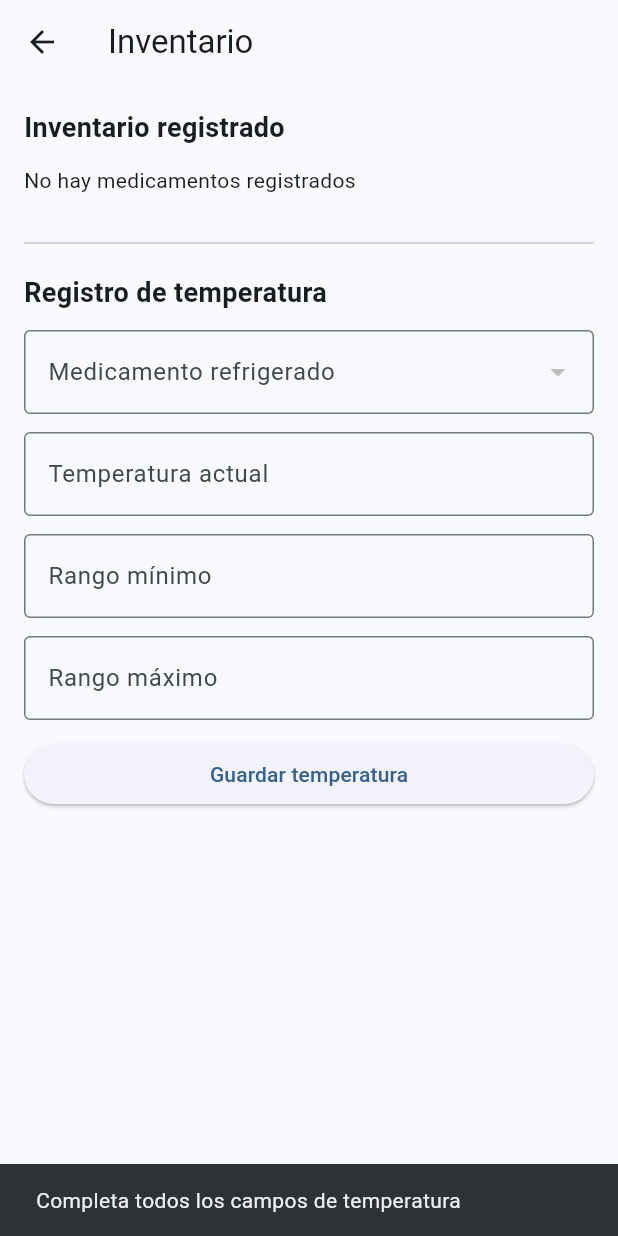
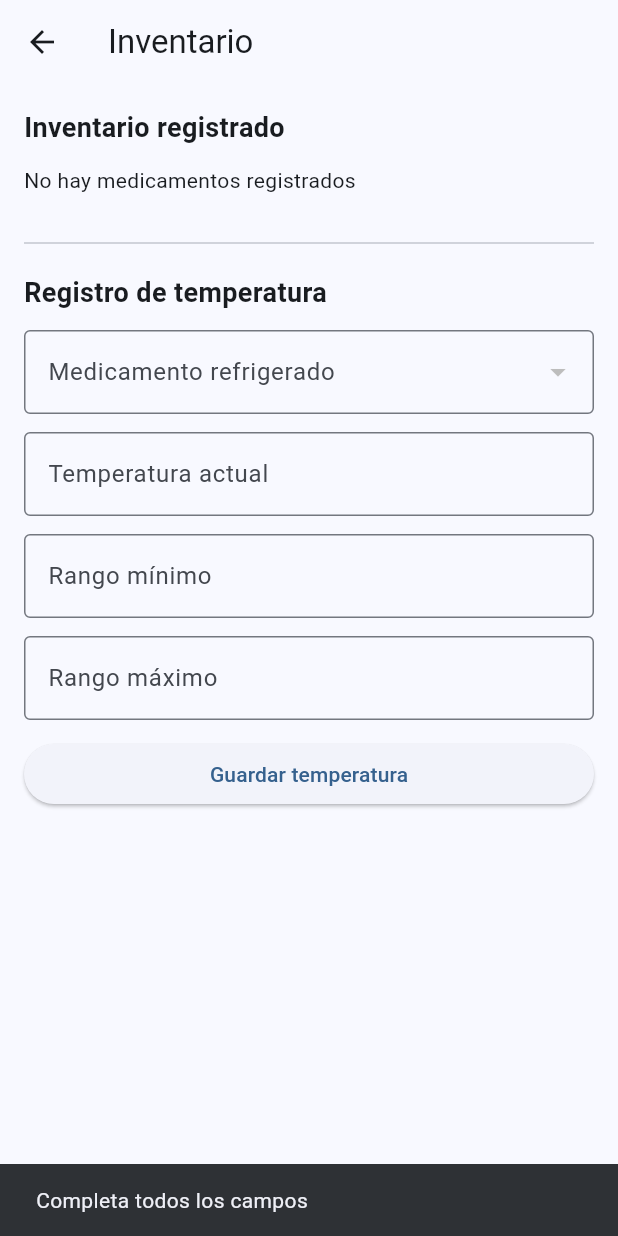
Before and after one commit to juand0825/Rebajon-USC, a Flutter app: the InventarioView screen opened directly, after a tap on "Guardar temperatura", on a phone screen of 412 x 824 dp. Run offline on Flutter 3.47's test engine with Material 3 defaults, Android fonts, the phone set to English and light mode, and no system bars; missing offline and left inert: mysql_client.

Commit message:
Hecho Temperatura

```diff
--- a/flutter_proyect_rebajaon_app/lib/View/inventario_view.dart
+++ b/flutter_proyect_rebajaon_app/lib/View/inventario_view.dart
@@ -1,6 +1,7 @@
 import 'package:flutter/material.dart';
 import '../DAO/medicamento_dao.dart';
 import '../models/medicamento_model.dart';
+import '../Controllers/temperatura_controller.dart';
 
 class InventarioView extends StatefulWidget {
   const InventarioView({super.key});
@@ -11,6 +12,7 @@ class InventarioView extends StatefulWidget {
 
 class _InventarioViewState extends State<InventarioView> {
   final medicamentoDao = MedicamentoDao();
+  final temperaturaController = TemperaturaController();
 
   List<MedicamentoModel> medicamentos = [];
   bool cargando = true;
@@ -38,7 +40,7 @@ class _InventarioViewState extends State<InventarioView> {
         cargando = false;
       });
 
-      mostrarMensaje("Error al cargar inventario");
+      mostrarMensaje("Error al cargar inventario: $e");
     }
   }
 
@@ -52,7 +54,7 @@ class _InventarioViewState extends State<InventarioView> {
     ).showSnackBar(SnackBar(content: Text(mensaje)));
   }
 
-  void guardarTemperatura() {
+  Future<void> guardarTemperatura() async {
     final incompleto =
         medicamentoSeleccionado == null ||
         temperaturaCtrl.text.isEmpty ||
@@ -60,7 +62,7 @@ class _InventarioViewState extends State<InventarioView> {
         rangoMaxCtrl.text.isEmpty;
 
     if (incompleto) {
-      mostrarMensaje("Completa todos los campos de temperatura");
+      mostrarMensaje("Completa todos los campos");
       return;
     }
 
@@ -68,29 +70,34 @@ class _InventarioViewState extends State<InventarioView> {
     final rangoMin = double.tryParse(rangoMinCtrl.text);
     final rangoMax = double.tryParse(rangoMaxCtrl.text);
 
-    final numerosInvalidos =
-        temperatura == null || rangoMin == null || rangoMax == null;
-
-    if (numerosInvalidos) {
+    if (temperatura == null || rangoMin == null || rangoMax == null) {
       mostrarMensaje("La temperatura y los rangos deben ser números");
       return;
     }
+
+    try {
+      await temperaturaController.guardarTemperatura(
+        idMedicamento: medicamentoSeleccionado!.id!,
+        temperatura: temperatura,
+        rangoMin: rangoMin,
+        rangoMax: rangoMax,
+      );
 
       final fueraDeRango = temperatura < rangoMin || temperatura > rangoMax;
 
       mostrarMensaje(
         fueraDeRango
             ? "Temperatura fuera de rango"
-          : "Temperatura registrada correctamente",
+            : "Temperatura guardada correctamente",
       );
 
       temperaturaCtrl.clear();
       rangoMinCtrl.clear();
       rangoMaxCtrl.clear();
-
-    setState(() {
-      medicamentoSeleccionado = null;
-    });
+      setState(() => medicamentoSeleccionado = null);
+    } catch (e) {
+      mostrarMensaje("Error al guardar temperatura: $e");
+    }
   }
 
   Widget campo(String texto, TextEditingController controlador) {
--- a/flutter_proyect_rebajaon_app/lib/models/temperatura_model.dart
+++ b/flutter_proyect_rebajaon_app/lib/models/temperatura_model.dart
@@ -0,0 +1,31 @@
+class TemperaturaModel {
+  final int? id;
+  final String? creaTime;
+  final int idMedicamento;
+  final double temperatura;
+  final double rangoMin;
+  final double rangoMax;
+  final bool fueraDeRango;
+
+  TemperaturaModel({
+    this.id,
+    this.creaTime,
+    required this.idMedicamento,
+    required this.temperatura,
+    required this.rangoMin,
+    required this.rangoMax,
+    required this.fueraDeRango,
+  });
+
+  factory TemperaturaModel.fromMap(Map<String, dynamic> map) {
+    return TemperaturaModel(
+      id: int.parse(map['id'].toString()),
+      creaTime: map['creaTime']?.toString(),
+      idMedicamento: int.parse(map['id_medicamento'].toString()),
+      temperatura: double.parse(map['temperatura'].toString()),
+      rangoMin: double.parse(map['rango_min'].toString()),
+      rangoMax: double.parse(map['rango_max'].toString()),
+      fueraDeRango: map['fuera_de_rango'].toString() == '1',
+    );
+  }
+}
```
Also changed, not shown: flutter_proyect_rebajaon_app/lib/Controllers/temperatura_controller.dart (+25 -0 lines), flutter_proyect_rebajaon_app/lib/DAO/temperatura_dao.dart (+32 -0 lines). Lines whose indentation alone changed are shown as unchanged.
